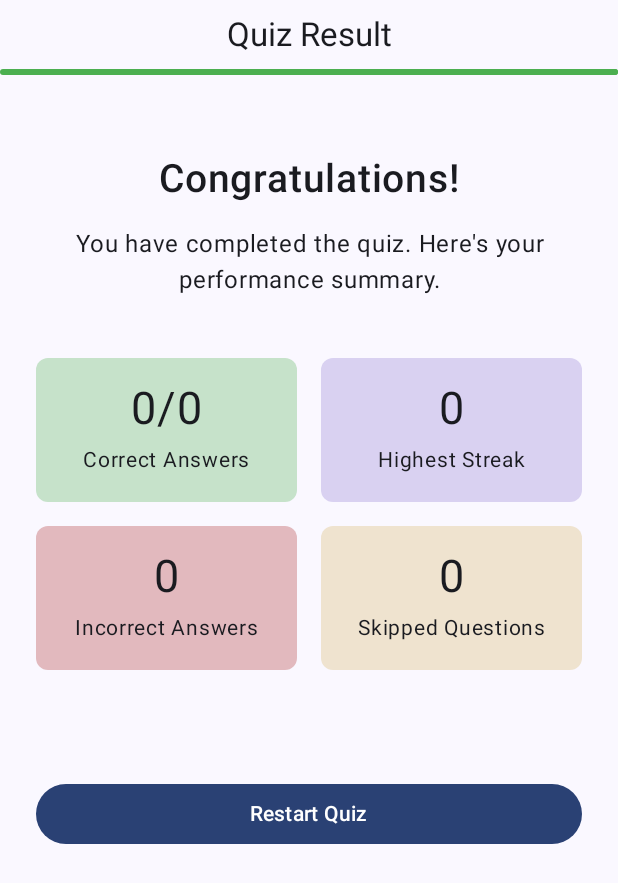
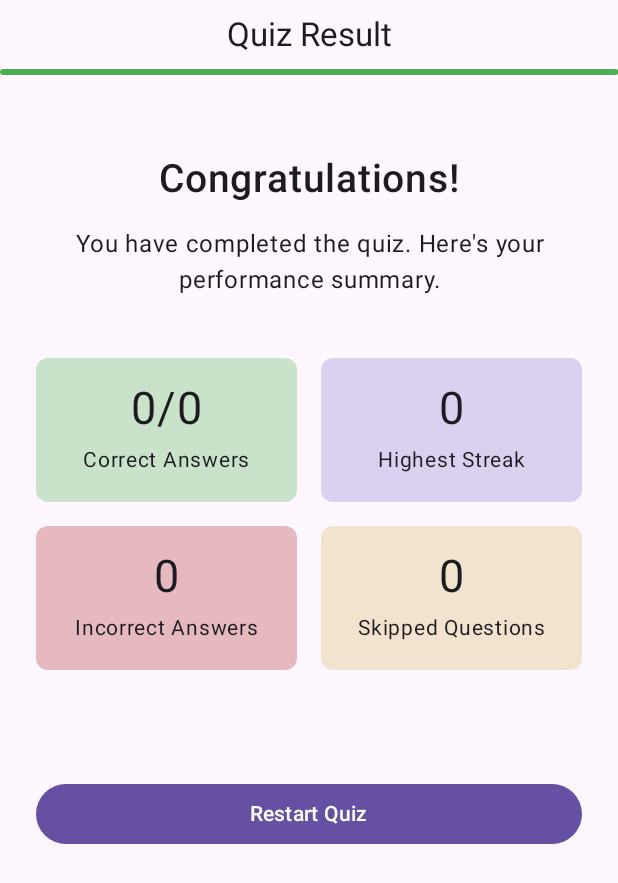
Before and after one commit to sraagava/MarrowQuiz, an Android app built with Jetpack Compose: the composable ResultScreen shown on its own in the app's theme, on a phone screen of 412 x 824 dp. Shown: the top 883 px of the screen. Run offline under Robolectric (Android 15) with nearby library versions, the phone set to English and light mode, and no system bars.

```diff
--- a/app/src/main/java/com/raagava/android/interview/apps/marrowquiz/ui/theme/Color.kt
+++ b/app/src/main/java/com/raagava/android/interview/apps/marrowquiz/ui/theme/Color.kt
@@ -10,7 +10,7 @@ val Purple40 = Color(0xFF6650a4)
 val PurpleGrey40 = Color(0xFF625b71)
 val Pink40 = Color(0xFF7D5260)
 
-val PrimaryColor = Color(0xFF7455D3)
+val PrimaryColor = Color(0xFF6650a4)
 
 val CheckColor = Color(0xFF7455D3)
 val CorrectColor = Color(0xFF4CAF50)
--- a/app/src/main/java/com/raagava/android/interview/apps/marrowquiz/ui/theme/Theme.kt
+++ b/app/src/main/java/com/raagava/android/interview/apps/marrowquiz/ui/theme/Theme.kt
@@ -4,11 +4,8 @@ import android.os.Build
 import androidx.compose.foundation.isSystemInDarkTheme
 import androidx.compose.material3.MaterialTheme
 import androidx.compose.material3.darkColorScheme
-import androidx.compose.material3.dynamicDarkColorScheme
-import androidx.compose.material3.dynamicLightColorScheme
 import androidx.compose.material3.lightColorScheme
 import androidx.compose.runtime.Composable
-import androidx.compose.ui.platform.LocalContext
 
 private val DarkColorScheme = darkColorScheme(
     primary = Purple80,
@@ -41,8 +38,7 @@ fun MarrowQuizTheme(
 ) {
     val colorScheme = when {
         dynamicColor && Build.VERSION.SDK_INT >= Build.VERSION_CODES.S -> {
-            val context = LocalContext.current
-            if (darkTheme) dynamicDarkColorScheme(context) else dynamicLightColorScheme(context)
+            if (darkTheme) DarkColorScheme else LightColorScheme
         }
 
         darkTheme -> DarkColorScheme
```
Also changed, not shown: app/src/main/java/com/raagava/android/interview/apps/marrowquiz/presentation/screens/quiz/QuizScreen.kt (+16 -1 lines).
